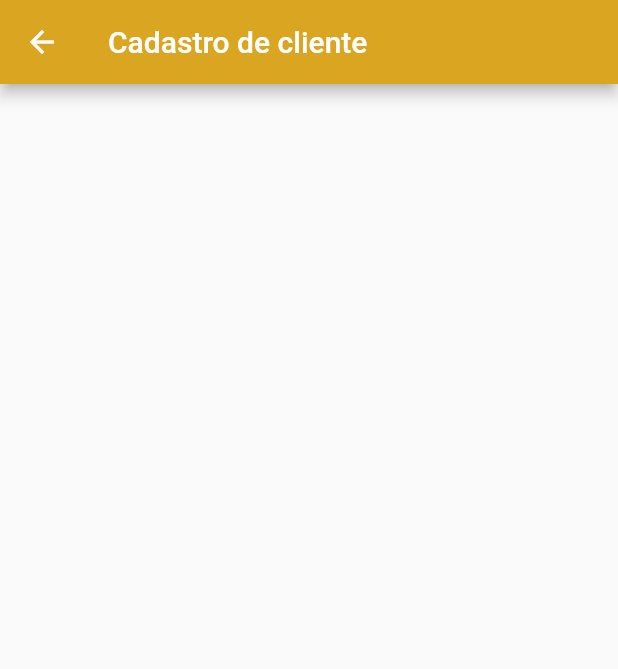
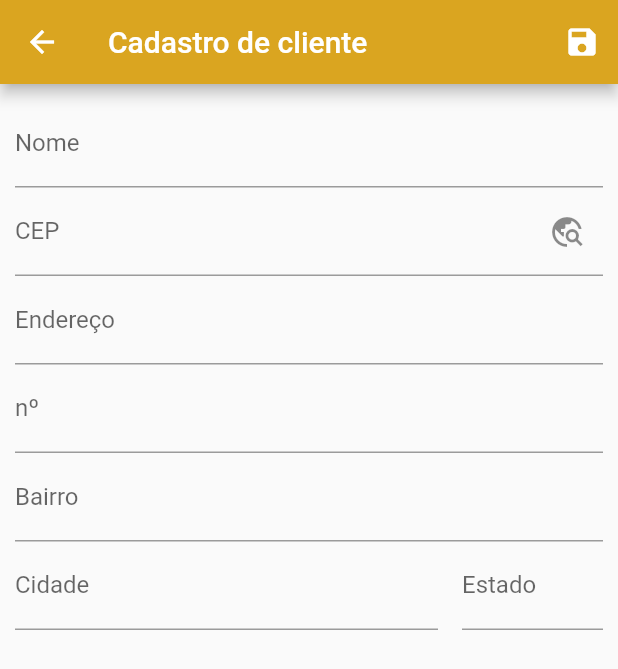
Before and after one commit to RonnieAguiar/GesF, a Flutter app: the ClienteForm screen opened directly, on a phone screen of 412 x 824 dp. Shown: the top 669 px of the screen. Run offline on Flutter 3.47's test engine with Material 2 defaults, Android fonts, the phone set to English and light mode, and no system bars.

Commit message:
Desenvolvimento Form Cliente

```diff
--- a/lib/components/theme.dart
+++ b/lib/components/theme.dart
@@ -2,7 +2,7 @@ import 'package:flutter/material.dart';
 
 class GesFTheme {
   ThemeData get theme => ThemeData(
-        primarySwatch: Colors.blue,
+        primarySwatch: Colors.blueGrey,
         appBarTheme: AppBarTheme(
           backgroundColor: const Color(0xffDAA520),
         ),
--- a/lib/routes/routes.dart
+++ b/lib/routes/routes.dart
@@ -1,4 +1,5 @@
 import 'package:medicao/routes/app_routes.dart';
+import 'package:medicao/views/cliente_form.dart';
 import 'package:medicao/views/contato_listView.dart';
 import 'package:medicao/views/cliente_listView.dart';
 import 'package:medicao/views/menu_inicial.dart';
@@ -8,6 +9,7 @@ class MyRoutes {
   final routes = {
     AppRoutes.HOME: (_) => MenuInicial(),
     AppRoutes.CLIENTES: (_) => ClienteList(),
+    AppRoutes.CLIENTE_FORM: (_) => ClienteForm(),
     AppRoutes.CONTATOS: (_) => ContatoList(),
   };
 }
--- a/lib/views/cliente_form.dart
+++ b/lib/views/cliente_form.dart
@@ -1,11 +1,98 @@
 import 'package:flutter/material.dart';
+import 'package:flutter/services.dart';
 
 class ClienteForm extends StatelessWidget {
+  final _form = GlobalKey<FormState>();
   @override
   Widget build(BuildContext context) {
     return Scaffold(
       appBar: AppBar(
         title: Text('Cadastro de cliente'),
+        actions: [
+          IconButton(
+            icon: Icon(Icons.save),
+            onPressed: () {
+              // TODO: Fazer validação do form
+              final isValid = _form.currentState.validate();
+              if (isValid) {
+                _form.currentState.save();
+                Navigator.of(context).pop();
+              }
+            },
+          )
+        ],
+      ),
+      body: Padding(
+        padding: EdgeInsets.all(10),
+        child: Form(
+          key: _form,
+          child: Column(
+            children: [
+              TextFormField(
+                decoration: InputDecoration(labelText: 'Nome'),
+                validator: (value) {
+                  if (value == null || value.trim().isEmpty) {
+                    return 'Nome inválido';
+                  }
+                  if (value.trim().length < 3) {
+                    return 'Nome muito curto';
+                  }
+                  return null;
+                },
+                onSaved: (value) {
+                  print(value);
+                },
+              ),
+              TextFormField(
+                decoration: InputDecoration(
+                  labelText: "CEP",
+                  suffixIcon: IconButton(
+                    icon: Icon(Icons.travel_explore),
+                    onPressed: () {
+                      // FIXME:Realizar importação de dados de endereço
+                    },
+                  ),
+                ),
+                validator: (value){
+                  if(value.trim().isEmpty || value.length<9){
+                    return 'CEP precisa de 9 digitos';
+                  }
+                  return null;
+                },
+                keyboardType: TextInputType.number,
+                inputFormatters: [
+                  FilteringTextInputFormatter.digitsOnly,
+                  LengthLimitingTextInputFormatter(9),
+                ],
+              ),
+              TextFormField(
+                decoration: InputDecoration(labelText: "Endereço"),
+              ),
+              TextFormField(
+                decoration: InputDecoration(labelText: "nº"),
+              ),
+              TextFormField(
+                decoration: InputDecoration(labelText: "Bairro"),
+              ),
+              Row(
+                children: [
+                  Expanded(
+                    flex: 3,
+                    child: TextFormField(
+                      decoration: InputDecoration(labelText: "Cidade"),
+                    ),
+                  ),
+                  VerticalDivider(),
+                  Expanded(
+                    child: TextFormField(
+                      decoration: InputDecoration(labelText: "Estado"),
+                    ),
+                  ),
+                ],
+              ),
+            ],
+          ),
+        ),
       ),
     );
   }
--- a/lib/views/cliente_listView.dart
+++ b/lib/views/cliente_listView.dart
@@ -1,6 +1,7 @@
 import 'package:flutter/material.dart';
 import 'package:medicao/components/cliente_widget.dart';
 import 'package:medicao/provider/provider_clientes.dart';
+import 'package:medicao/routes/app_routes.dart';
 import 'package:provider/provider.dart';
 
 class ClienteList extends StatelessWidget {
@@ -15,7 +16,7 @@ class ClienteList extends StatelessWidget {
             IconButton(
               icon: Icon(Icons.add),
               onPressed: () {
-
+                Navigator.of(context).pushNamed(AppRoutes.CLIENTE_FORM);
               },
             ),
           ],
```
Also changed, not shown: lib/components/cliente_widget.dart (+7 -1 lines).
